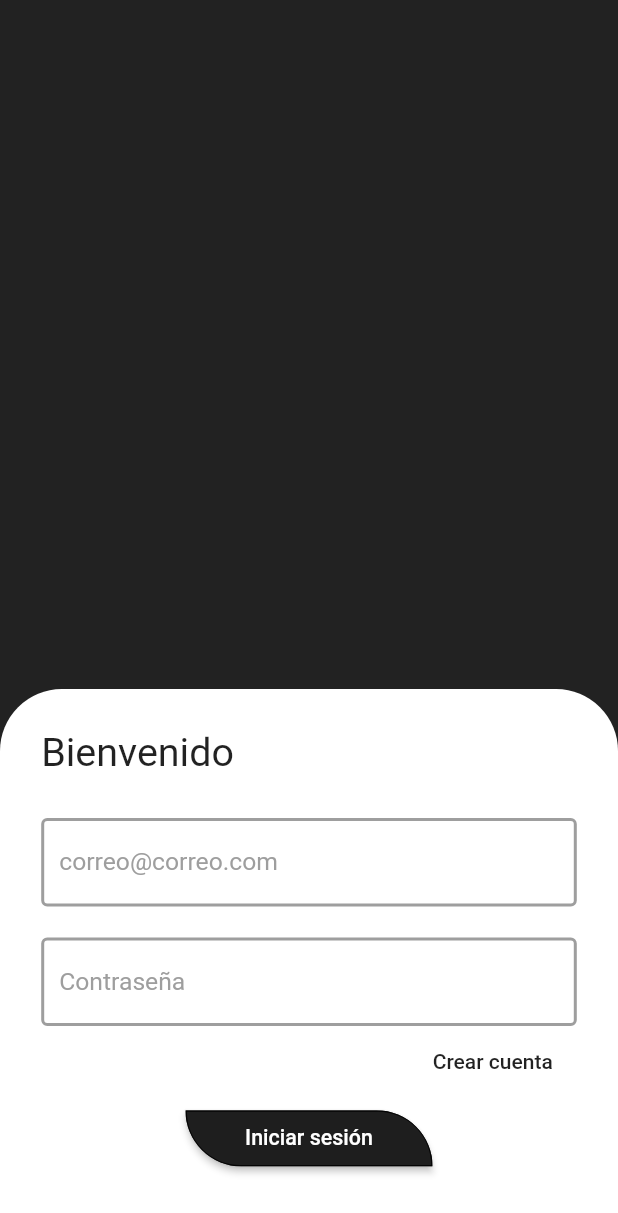
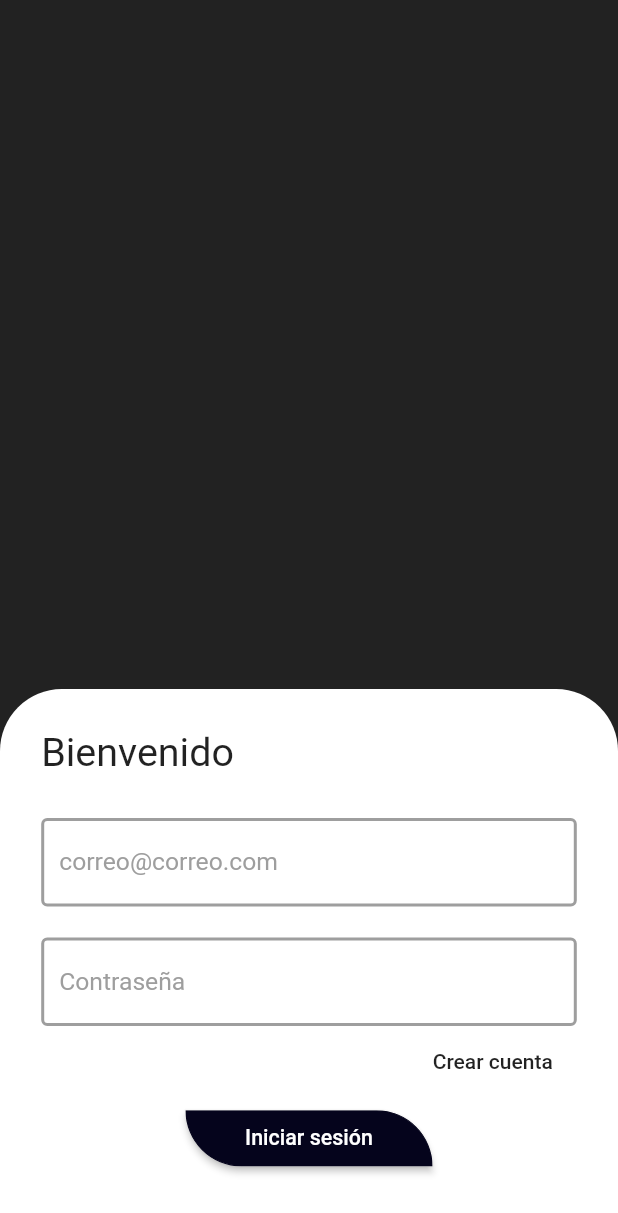
Before and after one commit to mdmt1998/Donapp, a Flutter app: the screen it shows after launch, on a phone screen of 412 x 824 dp. Shown: the top 1213 px of the screen. Run offline on Flutter 3.47's test engine with Material 2 defaults, Android fonts, the phone set to English and light mode, and no system bars; our stand-ins replace hidden_drawer_menu, transparent_image.

Commit message:
cambio de colores principales

```diff
--- a/lib/main.dart
+++ b/lib/main.dart
@@ -26,9 +26,9 @@ class MyApp extends StatelessWidget {
       title: 'DonApp',
       debugShowCheckedModeBanner: false,
       theme: ThemeData(
-        primaryColor: Color.fromRGBO(38, 110, 246, 1),
-        secondaryHeaderColor: Colors.black87,
-        accentColor: Color.fromRGBO(153, 148, 250, 1),
+        primaryColor: Color.fromRGBO(0, 93, 255, 1), // azul
+        secondaryHeaderColor: Color.fromRGBO(5, 4, 28, 1),
+        accentColor: Color.fromRGBO(139, 180, 254, 1), // violeta
       ),
       home: LoginPage(),
     );
```
